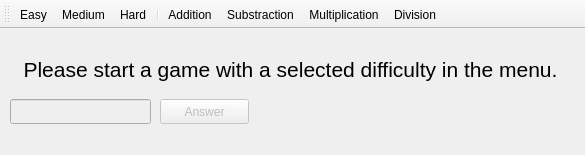
First picture: the form in Math_Game/mainwindow.ui, repository JayHacks2017-SC-BI-TD-BQ/Math-Game, before the edit.
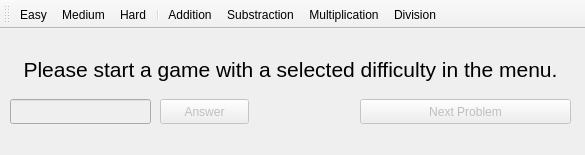
Second picture: the form after the edit.

Commit message: GitEZPush.sh

Diff of the .ui file:
```diff
--- a/Math_Game/mainwindow.ui
+++ b/Math_Game/mainwindow.ui
@@ -72,7 +72,7 @@
      <rect>
       <x>260</x>
       <y>70</y>
-      <width>301</width>
+      <width>101</width>
       <height>21</height>
      </rect>
     </property>
@@ -80,6 +80,22 @@
      <string/>
     </property>
    </widget>
+   <widget class="QPushButton" name="btnNextProblem">
+    <property name="enabled">
+     <bool>false</bool>
+    </property>
+    <property name="geometry">
+     <rect>
+      <x>360</x>
+      <y>70</y>
+      <width>211</width>
+      <height>25</height>
+     </rect>
+    </property>
+    <property name="text">
+     <string>Next Problem</string>
+    </property>
+   </widget>
   </widget>
   <widget class="QToolBar" name="toolBar">
    <property name="windowTitle">
```
The commit also changes 2 other files.
